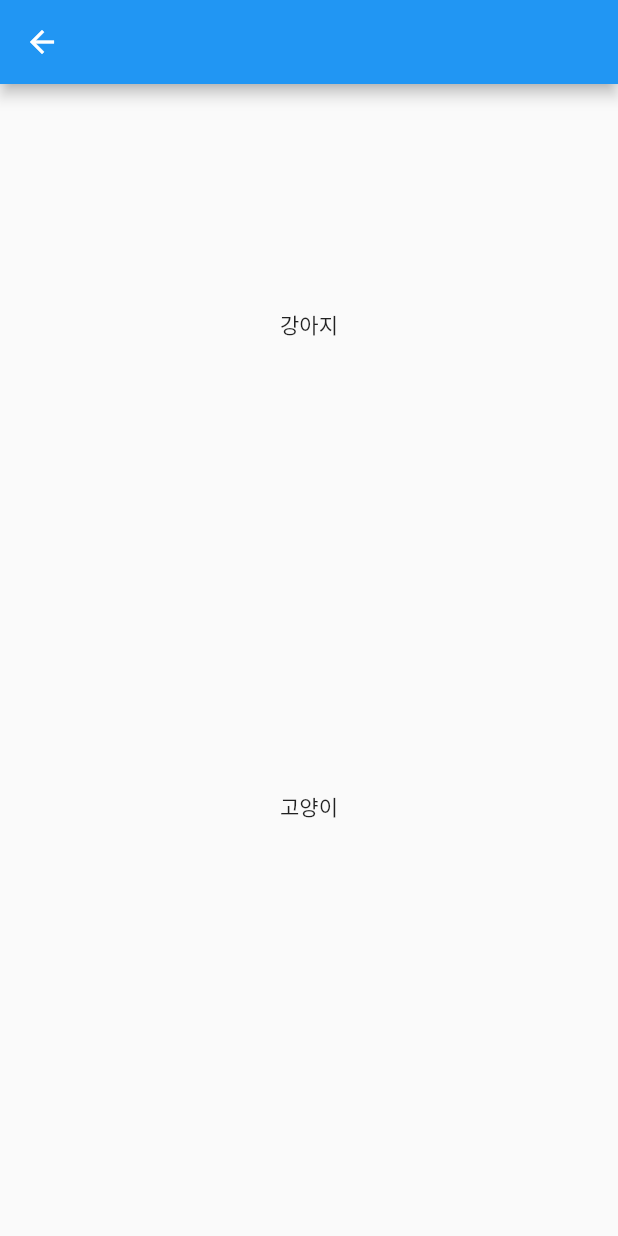
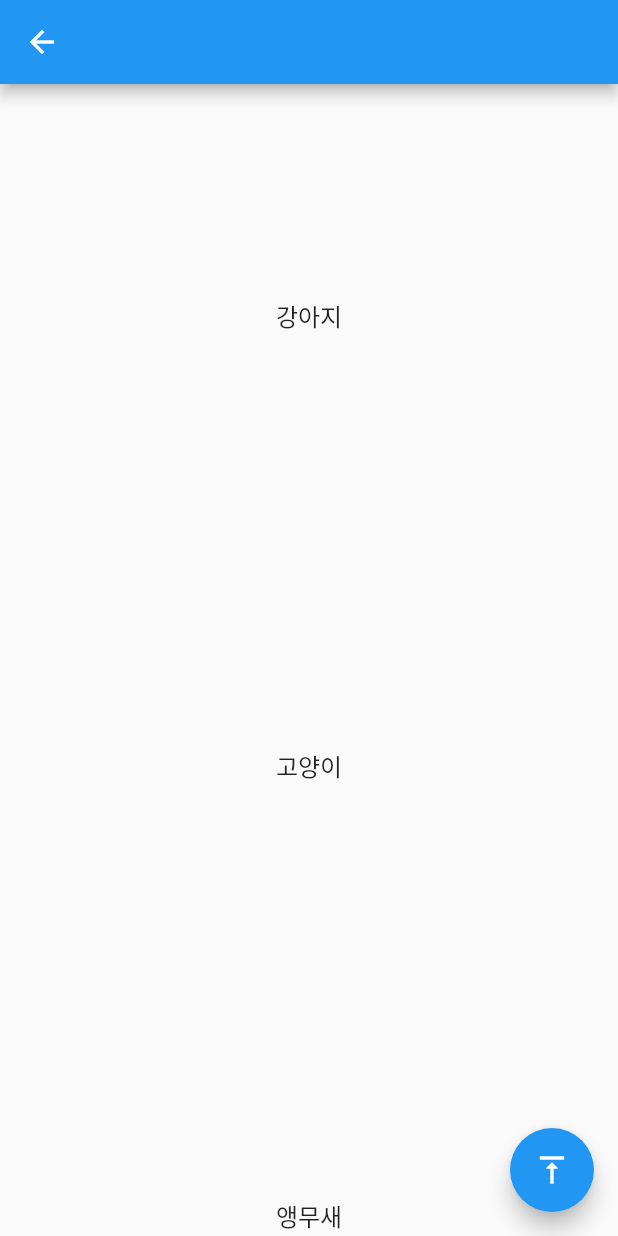
Before and after one commit to 9weeks-flutter-sfac/assignment-eunjinjeong, a Flutter app: the screen it shows after launch, after a tap on "1번 과제", on a phone screen of 412 x 824 dp. Run offline on Flutter 3.47's test engine with Material 2 defaults, Android fonts, the phone set to English and light mode, and no system bars.

Commit message:
day5 page3

```diff
--- a/day5/lib/main.dart
+++ b/day5/lib/main.dart
@@ -37,7 +37,7 @@ class _Page1State extends State<Page1> {
               child: ElevatedButton(
                 onPressed: () {
                   Navigator.push(context,
-                      MaterialPageRoute(builder: ((context) => const Page2())));
+                      MaterialPageRoute(builder: ((context) => Page2())));
                 },
                 child: const Text("1번 과제"),
               ),
@@ -72,28 +72,38 @@ class _Page1State extends State<Page1> {
 }
 
 class Page2 extends StatelessWidget {
-  const Page2({super.key});
+  Page2({super.key});
+
+  final List<String> animalList = [
+    '강아지',
+    '고양이',
+    '앵무새',
+    '토끼',
+    '오리',
+    '거위',
+    '원숭이'
+  ];
+
+  final ScrollController _scrollController = ScrollController();
 
   @override
   Widget build(BuildContext context) {
     return Scaffold(
-      appBar: AppBar(),
-      body: ListView.builder(
-        itemCount: 1,
-        itemBuilder: (BuildContext context, int index) {
-          return Column(
-            children: [
-              Container(
-                  margin: const EdgeInsets.fromLTRB(0, 150, 0, 300),
-                  child: const Text("강아지")),
-              Container(
-                  margin: const EdgeInsets.only(bottom: 300),
-                  child: const Text("고양이")),
-            ],
-          );
-        },
-      ),
-    );
+        appBar: AppBar(),
+        body: ListView.builder(
+          controller: _scrollController,
+          itemExtent: 300,
+          itemCount: animalList.length,
+          itemBuilder: (BuildContext context, int index) {
+            return ListTile(title: Center(child: Text(animalList[index])));
+          },
+        ),
+        floatingActionButton: FloatingActionButton(
+          onPressed: () {
+            _scrollController.jumpTo(0);
+          },
+          child: const Icon(Icons.vertical_align_top),
+        ));
   }
 }
 
```
